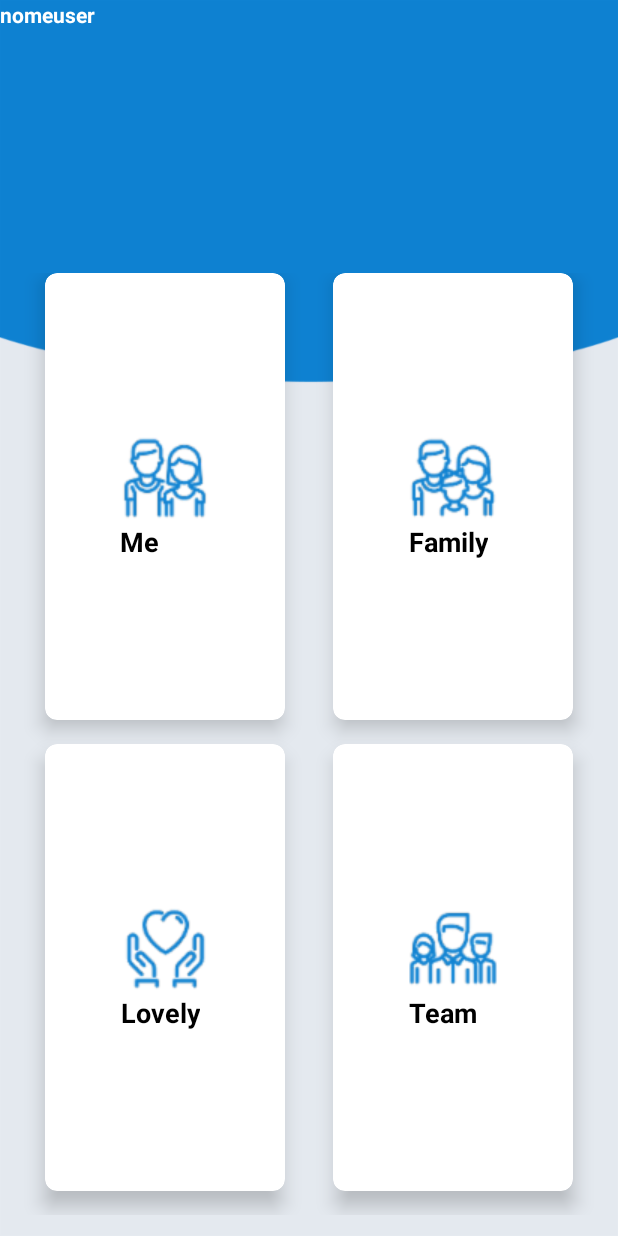
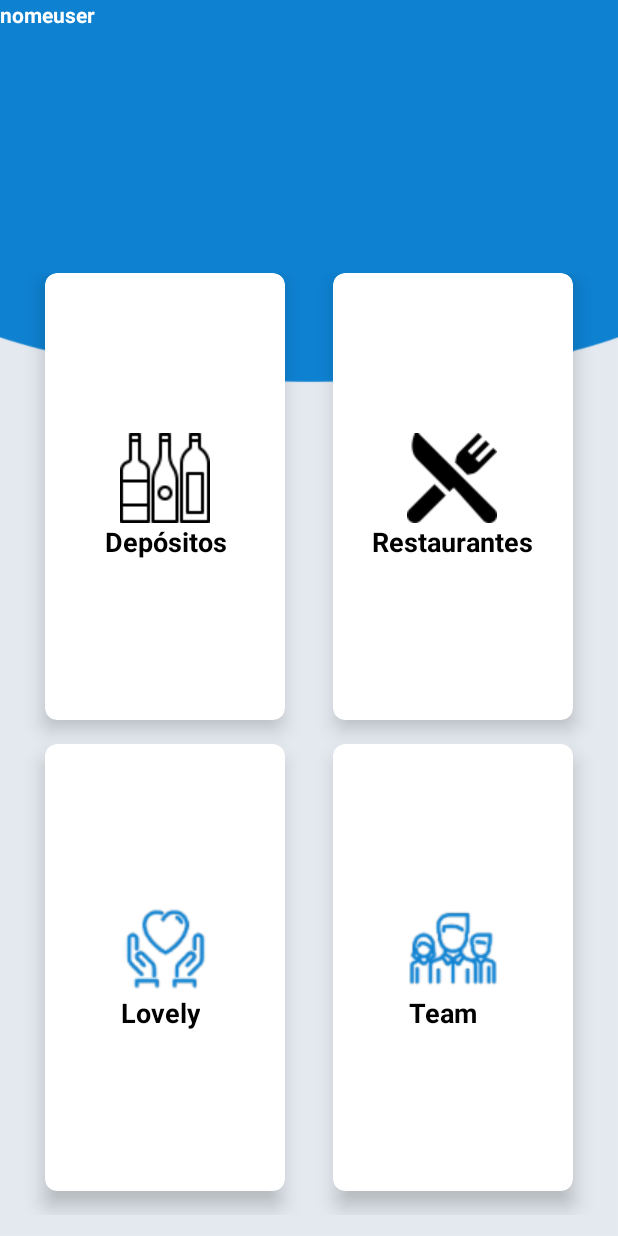
Before and after one commit to felipesses/MeDispacheCliente, an Android app: the screen it shows after launch (Main4Activity), on a phone screen of 412 x 824 dp. Run offline under Robolectric (Android 15) with nearby library versions, the phone set to English and light mode, and no system bars; our stand-ins replace Firebase (no records; nobody signed in at launch, a user with empty details on screens opened directly).

Commit message:
alteracao na desgraca da cardview

```diff
--- a/app/build.gradle
+++ b/app/build.gradle
@@ -46,5 +46,6 @@ dependencies {
     implementation 'com.google.firebase:firebase-messaging:17.3.1'
     implementation 'com.github.rtoshiro.mflibrary:mflibrary:1.0.0'
     implementation 'com.aldoapps:autoformatedittext:0.9.3'
+    implementation 'com.android.support:design:27.1.1'
 }
 apply plugin: 'com.google.gms.google-services'
--- a/app/src/main/java/com/example/megam/medispachecliente/Main4Activity.java
+++ b/app/src/main/java/com/example/megam/medispachecliente/Main4Activity.java
@@ -2,8 +2,12 @@ package com.example.megam.medispachecliente;
 
 import android.os.Bundle;
 import android.support.v7.app.AppCompatActivity;
+import android.support.design.*;
+import android.support.v7.widget.CardView;
 
 public class Main4Activity extends AppCompatActivity {
+
+    private CardView mycardview;
 
     @Override
     protected void onCreate(Bundle savedInstanceState){
--- a/app/src/main/res/layout/activity_main4.xml
+++ b/app/src/main/res/layout/activity_main4.xml
@@ -60,18 +60,20 @@
                 >
 
                 <ImageView
-                    android:src="@drawable/me_time"
+                    android:src="@drawable/wine"
                     android:layout_gravity="center_horizontal"
                     android:layout_width="wrap_content"
                     android:layout_height="wrap_content" />
+
                 <TextView
-                    android:text="Me"
+                    android:text="Depósitos"
                     android:textAlignment="center"
                     android:textColor="@android:color/black"
                     android:textSize="18sp"
                     android:textStyle="bold"
                     android:layout_width="wrap_content"
                     android:layout_height="wrap_content" />
+
 
             </LinearLayout>
 
@@ -99,12 +101,12 @@
                 >
 
                 <ImageView
-                    android:src="@drawable/family_time"
+                    android:src="@drawable/restaurant"
                     android:layout_gravity="center_horizontal"
                     android:layout_width="wrap_content"
                     android:layout_height="wrap_content" />
                 <TextView
-                    android:text="Family"
+                    android:text="Restaurantes"
                     android:textAlignment="center"
                     android:textColor="@android:color/black"
                     android:textSize="18sp"
--- a/app/src/main/res/layout/fragment_profile.xml
+++ b/app/src/main/res/layout/fragment_profile.xml
@@ -95,7 +95,8 @@
             android:layout_height="40dp"
             android:layout_alignParentRight="true"
             android:layout_alignParentEnd="true"
-            android:background="@drawable/send"/>
+            android:background="@drawable/send"
+            />
 
         <ImageButton
             android:id="@+id/botaocancela"
```
Also changed, not shown: app/src/main/res/drawable/restaurant.png (added), app/src/main/res/drawable/wine.png (added).
